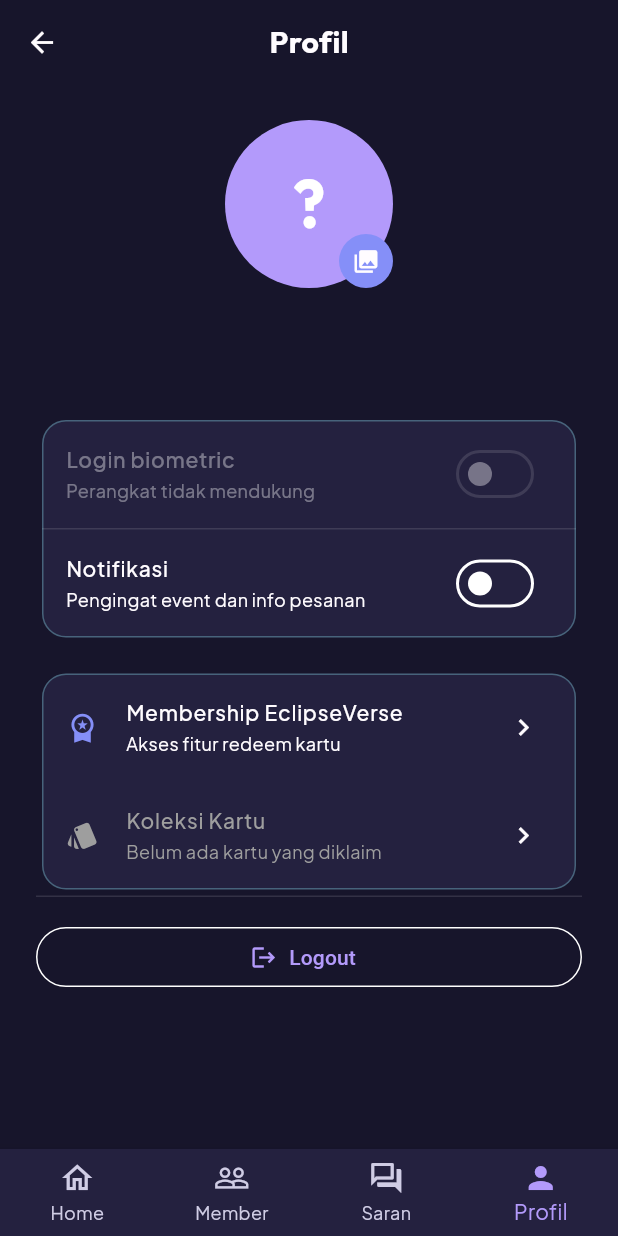
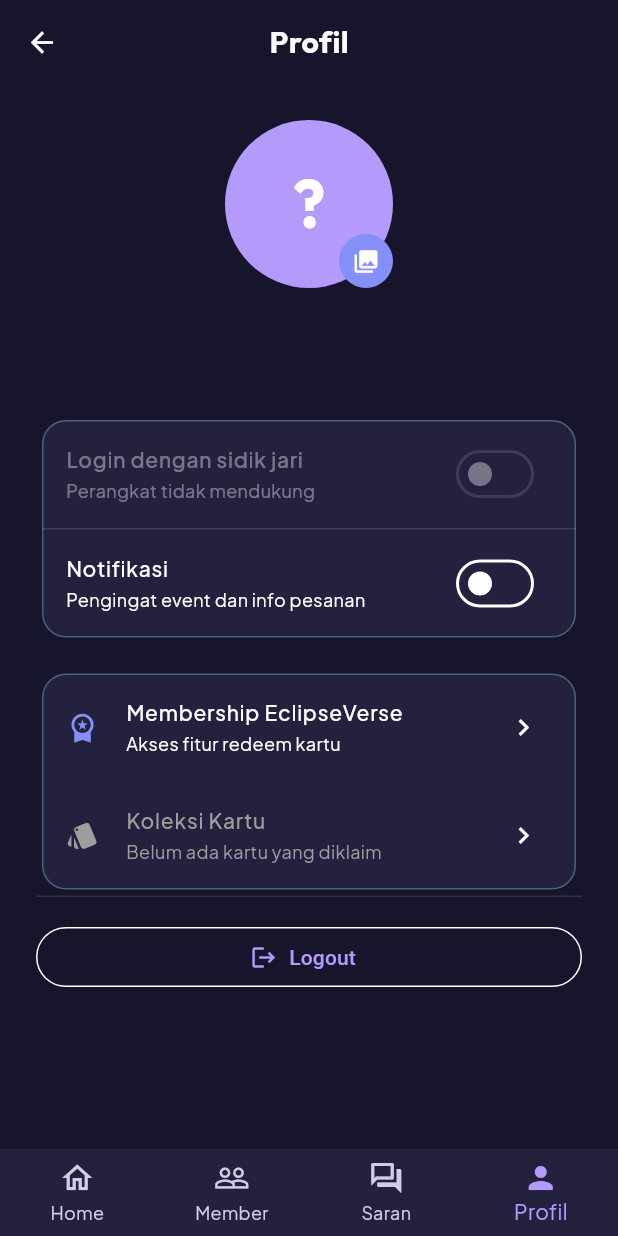
Before and after one commit to nextnindcode/mobile_teori_project, a Flutter app: the MainShell screen opened by its route, item 4 of the bottom bar chosen, after a tap on the "photo library" icon, on a phone screen of 412 x 824 dp. Run offline on Flutter 3.47's test engine with Material 3 defaults, Android fonts, the phone set to English and light mode, and no system bars; our stand-ins replace flutter_compass, flutter_local_notifications, flutter_map, flutter_secure_storage, geolocator, google_fonts and 7 more; accounts and stored records are empty; network calls fail; statements that could not run were skipped.

Commit message:
fix: isolate profile and avatar cache per account

```diff
--- a/lib/core/auth_service.dart
+++ b/lib/core/auth_service.dart
@@ -58,8 +58,8 @@ class AuthService {
             : (email.contains('@') ? email.split('@').first : 'Pengguna'));
 
     await LocalDb.saveProfile(
-      // The legacy local cache uses an integer key; the real UUID stays in Supabase.
-      userId: 1,
+      // Cache the profile by Supabase UUID so accounts on one device stay isolated.
+      userId: user.id,
       name: name,
       email: email,
     );
--- a/lib/core/local_db.dart
+++ b/lib/core/local_db.dart
@@ -12,7 +12,7 @@ class LocalDb {
 
     final path = join(await getDatabasesPath(), 'eclipseverse.db');
 
-    _db = await openDatabase(path, version: 1, onCreate: _onCreate);
+    _db = await openDatabase(path, version: 2, onCreate: _onCreate, onUpgrade: _onUpgrade);
 
     return _db!;
   }
@@ -49,11 +49,26 @@ class LocalDb {
     // 4. User Profile
     await db.execute('''
       CREATE TABLE user_profile (
-        user_id INTEGER PRIMARY KEY,
+        user_id TEXT PRIMARY KEY,
         name TEXT NOT NULL,
         email TEXT NOT NULL
       )
     ''');
+  }
+
+  static Future<void> _onUpgrade(Database db, int oldVersion, int newVersion) async {
+    if (oldVersion < 2) {
+      await db.execute('ALTER TABLE user_profile RENAME TO user_profile_legacy');
+      await db.execute('''
+        CREATE TABLE user_profile (
+          user_id TEXT PRIMARY KEY,
+          name TEXT NOT NULL,
+          email TEXT NOT NULL
+        )
+      ''');
+      // Legacy profiles have no Supabase UUID, so do not assign them to an account.
+      await db.execute('DROP TABLE user_profile_legacy');
+    }
   }
 
   // ===== CART =====
@@ -173,7 +188,7 @@ class LocalDb {
 
   // ===== USER PROFILE =====
   static Future<void> saveProfile({
-    required int userId,
+    required String userId,
     required String name,
     required String email,
   }) async {
@@ -185,14 +200,14 @@ class LocalDb {
     }, conflictAlgorithm: ConflictAlgorithm.replace);
   }
 
-  static Future<Map<String, dynamic>?> getProfile() async {
+  static Future<Map<String, dynamic>?> getProfile(String userId) async {
     final db = await database;
-    final result = await db.query('user_profile', limit: 1);
+    final result = await db.query('user_profile', where: 'user_id = ?', whereArgs: [userId], limit: 1);
     if (result.isEmpty) return null;
     return result.first;
   }
 
-  static Future<Map<String, dynamic>?> getUserProfile() => getProfile();
+  static Future<Map<String, dynamic>?> getUserProfile(String userId) => getProfile(userId);
 
   static Future<void> clearAll() async {
     final db = await database;
--- a/lib/features/profile/profile_page.dart
+++ b/lib/features/profile/profile_page.dart
@@ -80,18 +80,20 @@ class _ProfilePageState extends State<ProfilePage> {
   }
 
   Future<void> _load() async {
-    final profile = await LocalDb.getUserProfile();
-    final avatar = await LocalDb.getPref('avatar_path');
+    final user = Supabase.instance.client.auth.currentUser;
+    final profile = user == null ? null : await LocalDb.getUserProfile(user.id);
+    final avatar = user == null ? null : await LocalDb.getPref('avatar_path_${user.id}');
     String? remoteAvatarUrl;
-    final user = Supabase.instance.client.auth.currentUser;
+    Map<String, dynamic>? remoteProfile;
     if (user != null) {
       try {
         final row = await Supabase.instance.client
             .from('profiles')
-            .select('avatar_path')
+            .select('display_name, email, avatar_path')
             .eq('id', user.id)
             .maybeSingle()
             .timeout(const Duration(seconds: 6));
+        remoteProfile = row == null ? null : Map<String, dynamic>.from(row);
         final storagePath = row?['avatar_path']?.toString();
         if (storagePath != null && storagePath.isNotEmpty) {
           remoteAvatarUrl = Supabase.instance.client.storage
@@ -107,8 +109,8 @@ class _ProfilePageState extends State<ProfilePage> {
     final supported = await BiometricService.isSupported();
     if (!mounted) return;
     setState(() {
-      _name = '${profile?['name'] ?? ''}';
-      _email = '${profile?['email'] ?? ''}';
+      _name = '${remoteProfile?['display_name'] ?? profile?['name'] ?? ''}';
+      _email = '${user?.email ?? remoteProfile?['email'] ?? profile?['email'] ?? ''}';
       _avatarPath =
           remoteAvatarUrl ??
           ((avatar != null && avatar.isNotEmpty) ? avatar : null);
@@ -132,13 +134,16 @@ class _ProfilePageState extends State<ProfilePage> {
       final extension = path.extension(x.path).isEmpty
           ? '.jpg'
           : path.extension(x.path);
-      final savedPath = path.join(directory, 'eclipseverse_avatar$extension');
+      final user = Supabase.instance.client.auth.currentUser;
+      if (user == null) {
+        if (mounted) showSnack(context, 'Silakan login kembali untuk mengubah foto profil.');
+        return;
+      }
+      final savedPath = path.join(directory, 'eclipseverse_avatar_${user.id}$extension');
       final savedFile = await File(x.path).copy(savedPath);
-      await LocalDb.setPref('avatar_path', savedFile.path);
+      await LocalDb.setPref('avatar_path_${user.id}', savedFile.path);
       var displayedPath = savedFile.path;
-      final user = Supabase.instance.client.auth.currentUser;
-      if (user != null) {
-        try {
+      try {
           final storagePath =
               'avatars/${user.id}/profile${path.extension(savedFile.path)}';
           await Supabase.instance.client.storage
@@ -166,9 +171,8 @@ class _ProfilePageState extends State<ProfilePage> {
           displayedPath = Supabase.instance.client.storage
               .from('eclipseverse-media')
               .getPublicUrl(storagePath);
-        } catch (_) {
-          // Keep the persistent local copy if Storage is unavailable or the user is offline.
-        }
+      } catch (_) {
+        // Keep the persistent, account-specific local copy if Storage is unavailable.
       }
       if (!mounted) return;
       setState(() => _avatarPath = displayedPath);
@@ -324,7 +328,7 @@ class _ProfilePageState extends State<ProfilePage> {
                   child: Column(
                     children: [
                       SwitchListTile(
-                        title: const Text('Login biometric'),
+                        title: const Text('Login dengan sidik jari'),
                         subtitle: Text(
                           _bioSupported
                               ? 'Gunakan sidik jari saat membuka aplikasi'
@@ -402,21 +406,8 @@ class _ProfilePageState extends State<ProfilePage> {
                         ),
                         trailing: const Icon(Icons.chevron_right),
                         onTap: () {
-                          // Kalau udah punya kartu atau member aktif, arahkan ke halaman Redeem
-                          if (_hasRedeemedCards || _isMember) {
-                            Navigator.pushNamed(context, Routes.redeem);
-                          } else {
-                            // Kalau belum, arahkan ke halaman Membership
-                            ScaffoldMessenger.of(context).showSnackBar(
-                              const SnackBar(
-                                content: Text(
-                                  'Kamu harus jadi Member dan redeem kartu terlebih dahulu!',
-                                ),
-                                backgroundColor: Colors.red,
-                              ),
-                            );
-                            Navigator.pushNamed(context, Routes.membership);
-                          }
+                          // Koleksi tetap bisa dibuka walau kuota habis atau membership berakhir.
+                          Navigator.pushNamed(context, Routes.redeem);
                         },
                       ),
                     ],
```
